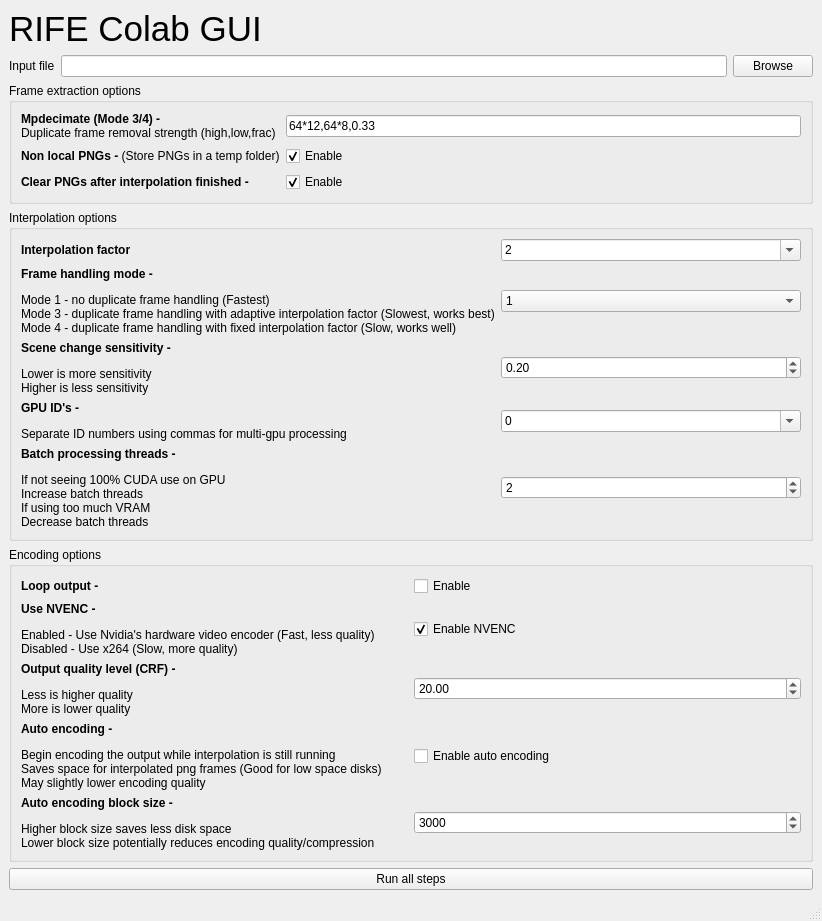
HeylonNHP/RIFE-Colab, file main_gui.ui: the form before one commit.
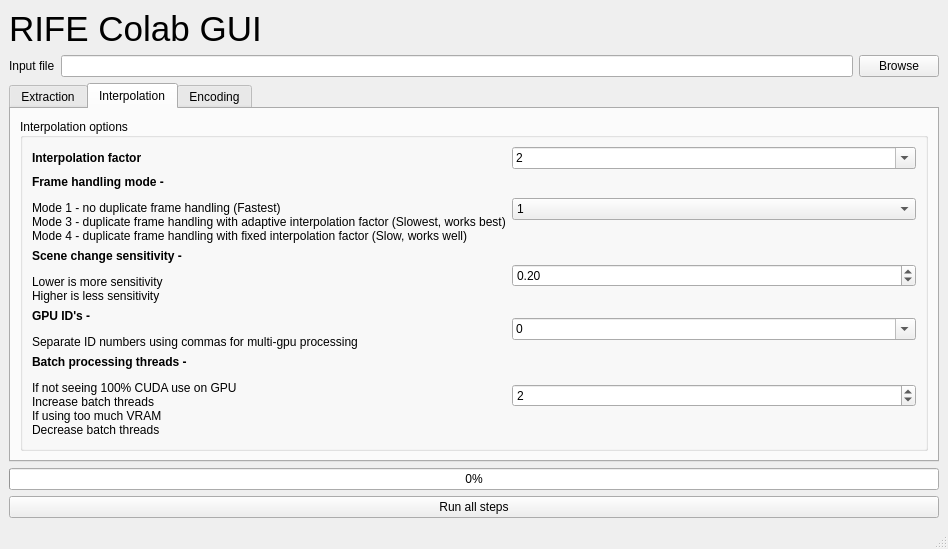
The form after the commit. The open tabs and pages were chosen to show the change.

Commit message: GUI update, add progress bar with Event for interpolation progress update Also move options to tabs, and change GUI style to Fusion

What changed in the file:
```diff
--- a/main_gui.ui
+++ b/main_gui.ui
@@ -6,8 +6,8 @@
    <rect>
     <x>0</x>
     <y>0</y>
-    <width>822</width>
-    <height>886</height>
+    <width>948</width>
+    <height>523</height>
    </rect>
   </property>
   <property name="windowTitle">
@@ -71,11 +71,33 @@
      </layout>
     </item>
     <item>
+     <widget class="QTabWidget" name="tabWidget">
+      <property name="currentIndex">
+       <number>0</number>
+      </property>
+      <widget class="QWidget" name="tab">
+       <attribute name="title">
+        <string>Extraction</string>
+       </attribute>
+       <layout class="QVBoxLayout" name="verticalLayout_2" stretch="0">
+        <property name="sizeConstraint">
+         <enum>QLayout::SetDefaultConstraint</enum>
+        </property>
+        <item>
      <widget class="QGroupBox" name="groupBox_3">
       <property name="title">
        <string>Frame extraction options</string>
       </property>
-      <layout class="QGridLayout" name="gridLayout_4">
+          <property name="alignment">
+           <set>Qt::AlignLeading|Qt::AlignLeft|Qt::AlignTop</set>
+          </property>
+          <layout class="QGridLayout" name="gridLayout_4" rowstretch="0,0,0" columnstretch="0,0" rowminimumheight="0,0,0" columnminimumwidth="0,0">
+           <property name="sizeConstraint">
+            <enum>QLayout::SetDefaultConstraint</enum>
+           </property>
+           <property name="horizontalSpacing">
+            <number>6</number>
+           </property>
        <item row="0" column="0">
         <widget class="QLabel" name="label_12">
          <property name="text">
@@ -128,12 +150,55 @@
       </layout>
      </widget>
     </item>
+       </layout>
+      </widget>
+      <widget class="QWidget" name="tab_2">
+       <property name="minimumSize">
+        <size>
+         <width>0</width>
+         <height>0</height>
+        </size>
+       </property>
+       <property name="baseSize">
+        <size>
+         <width>0</width>
+         <height>0</height>
+        </size>
+       </property>
+       <attribute name="title">
+        <string>Interpolation</string>
+       </attribute>
+       <layout class="QVBoxLayout" name="verticalLayout_3">
+        <property name="sizeConstraint">
+         <enum>QLayout::SetDefaultConstraint</enum>
+        </property>
     <item>
      <widget class="QGroupBox" name="groupBox">
+          <property name="sizePolicy">
+           <sizepolicy hsizetype="Preferred" vsizetype="Preferred">
+            <horstretch>0</horstretch>
+            <verstretch>0</verstretch>
+           </sizepolicy>
+          </property>
+          <property name="minimumSize">
+           <size>
+            <width>0</width>
+            <height>0</height>
+           </size>
+          </property>
       <property name="title">
        <string>Interpolation options</string>
       </property>
+          <property name="alignment">
+           <set>Qt::AlignLeading|Qt::AlignLeft|Qt::AlignVCenter</set>
+          </property>
+          <property name="checkable">
+           <bool>false</bool>
+          </property>
       <layout class="QGridLayout" name="gridLayout_2">
+           <property name="sizeConstraint">
+            <enum>QLayout::SetDefaultConstraint</enum>
+           </property>
        <item row="4" column="0">
         <widget class="QLabel" name="label_7">
          <property name="text">
@@ -303,12 +368,25 @@
       </layout>
      </widget>
     </item>
+       </layout>
+      </widget>
+      <widget class="QWidget" name="tab_3">
+       <attribute name="title">
+        <string>Encoding</string>
+       </attribute>
+       <layout class="QVBoxLayout" name="verticalLayout_4">
+        <property name="sizeConstraint">
+         <enum>QLayout::SetDefaultConstraint</enum>
+        </property>
     <item>
      <widget class="QGroupBox" name="groupBox_2">
       <property name="title">
        <string>Encoding options</string>
       </property>
       <layout class="QGridLayout" name="gridLayout_3">
+           <property name="sizeConstraint">
+            <enum>QLayout::SetDefaultConstraint</enum>
+           </property>
        <item row="3" column="0">
         <widget class="QLabel" name="label_10">
          <property name="text">
@@ -408,6 +486,17 @@
       </layout>
      </widget>
     </item>
+       </layout>
+      </widget>
+     </widget>
+    </item>
+    <item>
+     <widget class="QProgressBar" name="interpolationProgressBar">
+      <property name="value">
+       <number>0</number>
+      </property>
+     </widget>
+    </item>
     <item>
      <layout class="QHBoxLayout" name="horizontalLayout_2">
       <item>
```
Left out of the diff: 30 changed lines with no effect on the pictures. Lines whose indentation alone changed are shown as unchanged. The commit also changes 7 other files.
